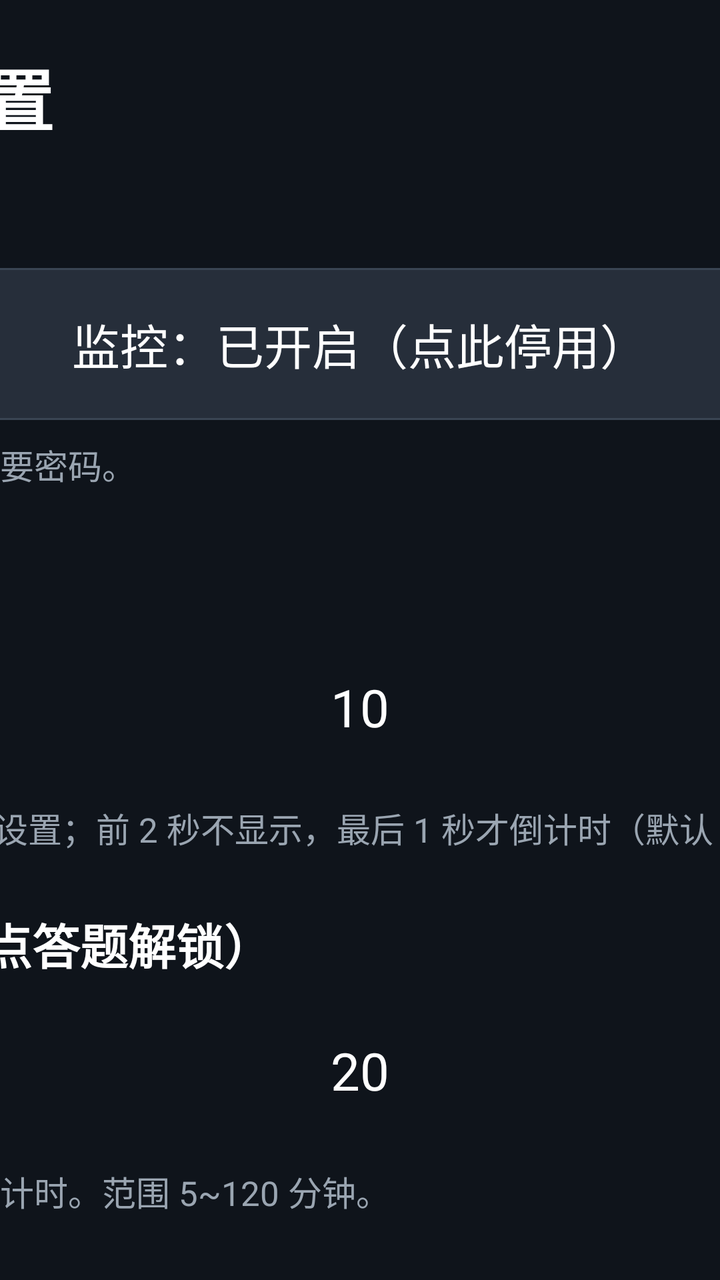
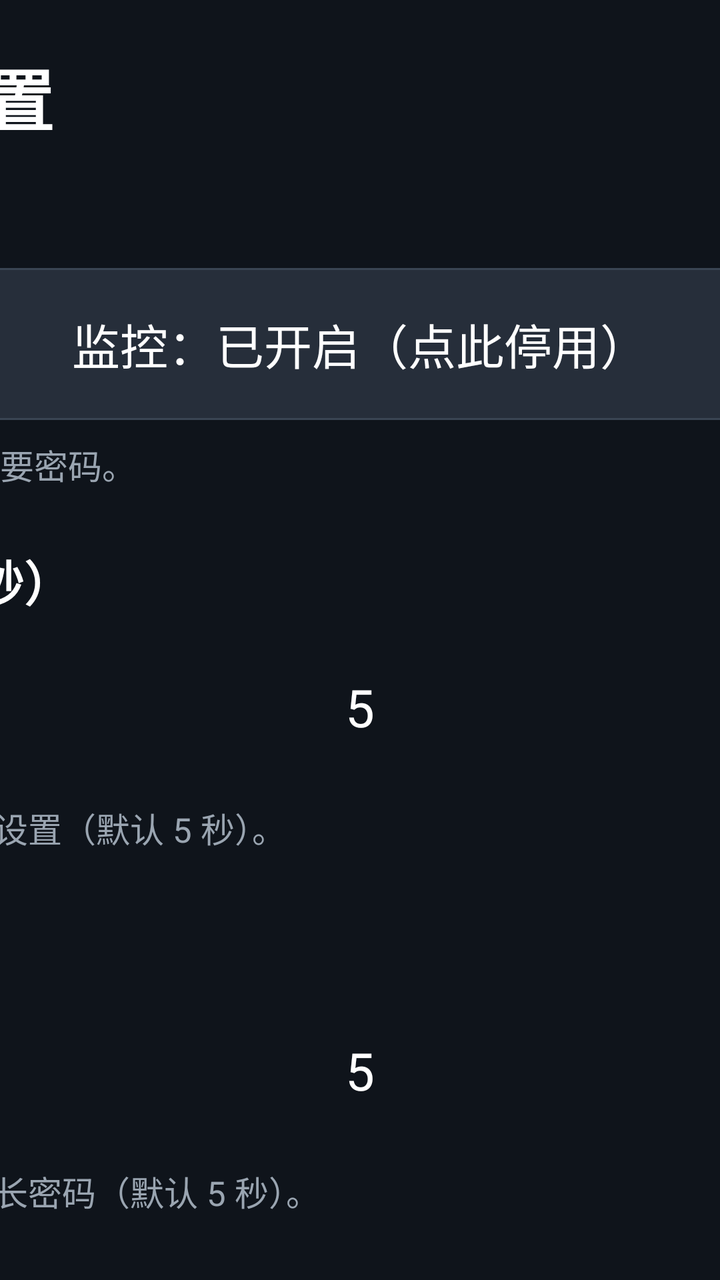

Two renders of the same Android screen: before a commit and after it. Below are the layout's source before the change and the commit's diff.
<!-- AndroidManifest.xml: application theme Theme.KidsLock -->
<!-- res/layout/activity_main.xml -->
<?xml version="1.0" encoding="utf-8"?>
<FrameLayout xmlns:android="http://schemas.android.com/apk/res/android"
    android:id="@+id/root"
    android:layout_width="match_parent"
    android:layout_height="match_parent"
    android:background="@color/bg_dark">

    <ScrollView
        android:id="@+id/scroll"
        android:layout_width="match_parent"
        android:layout_height="match_parent"
        android:fillViewport="true"
        android:scrollbars="none">

        <LinearLayout
            android:layout_width="960dp"
            android:layout_height="wrap_content"
            android:layout_gravity="center_horizontal"
            android:orientation="vertical"
            android:paddingLeft="28dp"
            android:paddingRight="28dp"
            android:paddingTop="24dp"
            android:paddingBottom="40dp">

            
            <LinearLayout
                android:layout_width="match_parent"
                android:layout_height="wrap_content"
                android:baselineAligned="true"
                android:orientation="horizontal">

                <TextView
                    android:layout_width="0dp"
                    android:layout_height="wrap_content"
                    android:layout_weight="1"
                    android:includeFontPadding="false"
                    android:text="每日壁纸 · 家长设置"
                    android:textColor="@color/text_main"
                    android:textSize="34sp"
                    android:textStyle="bold" />

                <TextView
                    android:id="@+id/tvVersion"
                    android:layout_width="wrap_content"
                    android:layout_height="wrap_content"
                    android:layout_marginLeft="16dp"
                    android:includeFontPadding="false"
                    android:text="v1.9.8"
                    android:textColor="@color/text_dim"
                    android:textSize="20sp" />
            </LinearLayout>

            <TextView style="@style/Label" android:text="监控开关" />

            <TextView
                android:id="@+id/btnEnable"
                style="@style/RowBtn"
                android:text="监控：已开启（点此停用）" />

            <TextView
                style="@style/Hint"
                android:text="关掉后不计时、不锁屏；家长设置仍要密码。" />

            
            <TextView
                style="@style/Label"
                android:text="长按 OK 键进入设置（秒）" />

            <LinearLayout style="@style/Stepper">

                <TextView
                    android:id="@+id/btnHoldMinus"
                    style="@style/StepBtn"
                    android:text="-" />

                <TextView
                    android:id="@+id/tvHoldSec"
                    style="@style/StepValue"
                    android:text="10" />

                <TextView
                    android:id="@+id/btnHoldPlus"
                    style="@style/StepBtn"
                    android:text="+" />
            </LinearLayout>

            <TextView
                style="@style/Hint"
                android:text="壁纸界面按住 OK 键这么久才进家长设置；前 2 秒不显示，最后 1 秒才倒计时（默认 3 秒）。" />

            <TextView style="@style/Label" android:text="单次连续观看（分钟，到点答题解锁）" />

            <LinearLayout style="@style/Stepper">

                <TextView
                    android:id="@+id/btnSingleMinus"
                    style="@style/StepBtn"
                    android:text="-" />

                <TextView
                    android:id="@+id/tvSingle"
                    style="@style/StepValue"
                    android:text="20" />

                <TextView
                    android:id="@+id/btnSinglePlus"
                    style="@style/StepBtn"
                    android:text="+" />
            </LinearLayout>

            <TextView
                style="@style/Hint"
                android:text="看满这个时长就弹锁屏；答对后重新计时。范围 5~120 分钟。" />

            <TextView style="@style/Label" android:text="每日累计上限（分钟，0=不限）" />

            <LinearLayout style="@style/Stepper">

                <TextView
                    android:id="@+id/btnDailyMinus"
                    style="@style/StepBtn"
                    android:text="-" />

                <TextView
                    android:id="@+id/tvDaily"
                    style="@style/StepValue"
                    android:text="0" />

                <TextView
                    android:id="@+id/btnDailyPlus"
                    style="@style/StepBtn"
                    android:text="+" />
            </LinearLayout>

            <TextView style="@style/Label" android:text="长关机重置阈值（分钟，0=不限）" />

            <LinearLayout style="@style/Stepper">

                <TextView
                    android:id="@+id/btnAwayMinus"
                    style="@style/StepBtn"
                    android:text="-" />

                <TextView
                    android:id="@+id/tvAway"
                    style="@style/StepValue"
                    android:text="30 分钟" />

                <TextView
                    android:id="@+id/btnAwayPlus"
                    style="@style/StepBtn"
                    android:text="+" />
            </LinearLayout>

            <TextView
                style="@style/Hint"
                android:text="关机不超过这个时长：计时接着走、锁屏保留；超过：本次计时清零（今日已看不减）；过零点：全部清零。0=不限。" />

            <TextView style="@style/Label" android:text="连续答对题数（答对才解锁）" />

            <LinearLayout style="@style/Stepper">

                <TextView
                    android:id="@+id/btnCorrMinus"
                    style="@style/StepBtn"
                    android:text="-" />

                <TextView
                    android:id="@+id/tvCorrect"
                    style="@style/StepValue"
                    android:text="3" />

                <TextView
                    android:id="@+id/btnCorrPlus"
                    style="@style/StepBtn"
                    android:text="+" />
            </LinearLayout>

            <TextView style="@style/Label" android:text="孩子年级" />

            <LinearLayout style="@style/Stepper">

                <TextView
                    android:id="@+id/btnLevelMinus"
                    style="@style/StepBtn"
                    android:text="-" />

                <TextView
                    android:id="@+id/tvLevel"
                    style="@style/StepValue"
                    android:text="二年级" />

                <TextView
                    android:id="@+id/btnLevelPlus"
                    style="@style/StepBtn"
                    android:text="+" />
            </LinearLayout>

            <TextView
                style="@style/Hint"
                android:text="1~9 年级；只出该年级及以下的题，不超纲。" />

            <TextView style="@style/Label" android:text="教材版本（语文/数学/英语按版本出题）" />

            <LinearLayout
                android:id="@+id/editionRow"
                android:layout_width="match_parent"
                android:layout_height="wrap_content"
                android:baselineAligned="false"
                android:orientation="horizontal" />

            <TextView style="@style/Label" android:text="启用题型（可多选）" />

            <LinearLayout
                android:id="@+id/typeGrid"
                android:layout_width="match_parent"
                android:layout_height="wrap_content"
                android:orientation="vertical" />

            <TextView style="@style/Label" android:text="题库" />

            <TextView
                android:id="@+id/tvQuizStatus"
                style="@style/Hint"
                android:text="未加载" />

            <TextView
                style="@style/Hint"
                android:text="想加自己的题：把 txt 文件拷到电视的 Download/txhlock 文件夹（U 盘或 SMB 都行），再点「重新加载题库」。一行一题：题目|答案|错误1;错误2;错误3" />

            <TextView
                android:id="@+id/btnExportQuiz"
                style="@style/RowBtn"
                android:text="导出内置题库（照着改）" />

            <TextView
                android:id="@+id/btnReloadQuiz"
                style="@style/RowBtn"
                android:layout_marginTop="10dp"
                android:text="重新加载题库" />

            <TextView
                android:id="@+id/btnClearLocal"
                style="@style/RowBtn"
                android:layout_marginTop="10dp"
                android:text="删除本地题库文件（只删本地，不动内置）" />

            <TextView style="@style/Label" android:text="局域网 SMB 题库同步（打开应用时自动更新）" />

            <TextView
                android:id="@+id/tvSmbStatus"
                style="@style/Hint"
                android:text="SMB 同步未开启" />

            <TextView
                android:id="@+id/btnSmbSetup"
                style="@style/RowBtn"
                android:text="SMB 同步设置" />

            <TextView
                android:id="@+id/btnSmbSyncNow"
                style="@style/RowBtn"
                android:layout_marginTop="10dp"
                android:text="立即更新 SMB 题库" />

            <TextView style="@style/Label" android:text="家长密码" />

            <TextView
                android:id="@+id/btnChangePin"
                style="@style/RowBtn"
                android:text="修改家长密码（默认 1234）" />

            <TextView style="@style/Label" android:text="防绕过 / 锁屏方式" />

            <TextView
                android:id="@+id/btnBootLock"
                style="@style/RowBtn"
                android:text="开机先答题：开（点此关闭）" />

            <TextView
                style="@style/Hint"
                android:text="开：每次真正开机/重启都先答题；关：沿用重启前状态（已锁仍锁，没锁就接着上次计时）。关机超过「长关机」时长会按长关机规则清零。" />

            <TextView
                android:id="@+id/btnOverlay"
                style="@style/RowBtn"
                android:layout_marginTop="10dp"
                android:text="悬浮层：检查中…" />

            <TextView
                android:id="@+id/tvHomeStatus"
                style="@style/Hint"
                android:text="系统桌面：未做任何修改" />

            <TextView
                android:id="@+id/btnAcc"
                style="@style/RowBtn"
                android:text="去系统里打开无障碍（当前：未开启）" />

            <TextView
                android:id="@+id/tvAccStatus"
                style="@style/Hint"
                android:text="正在检测无障碍保活状态…" />

            <TextView
                android:id="@+id/tvAccState"
                style="@style/Hint"
                android:text="无障碍：正在检测…" />

            <TextView
                style="@style/Hint"
                android:text="更新/覆盖安装后，小米电视可能会自动关掉无障碍；更新完回来看到「未开启」，点上面的按钮重开一次即可。" />

            <TextView
                style="@style/Hint"
                android:text="「自启动」需要手动去系统设置里打开；如果已开启，下面只显示绿色状态，不用点。" />

            <TextView
                android:id="@+id/btnSysSettings"
                style="@style/RowBtn"
                android:text="自启动：检测中…" />

            <TextView
                android:id="@+id/btnHomeSetup"
                style="@style/RowBtn"
                android:layout_marginTop="10dp"
                android:text="还原并卸载（恢复小米桌面）" />

            <TextView style="@style/Label" android:text="帮助与诊断" />

            <TextView
                android:id="@+id/tvHelp"
                style="@style/Hint"
                android:text="正在读取状态…" />

            <TextView
                android:id="@+id/btnFixAcc"
                style="@style/RowBtn"
                android:text="主页键拦截失效？点此修复" />

            <TextView
                android:id="@+id/btnTestLock"
                style="@style/RowBtn"
                android:layout_marginTop="26dp"
                android:background="@drawable/bg_primary"
                android:text="立即锁定测试" />
        </LinearLayout>
    </ScrollView>

    <FrameLayout
        android:id="@+id/gateLayer"
        android:layout_width="match_parent"
        android:layout_height="match_parent"
        android:visibility="gone" />
</FrameLayout>
<!-- resources referenced by this layout -->
<resources>
  <color name="bg_dark">#0F141B</color>
  <color name="text_dim">#9AA5B1</color>
  <color name="text_main">#FFFFFF</color>
  <!-- drawable bg_primary (drawable) -->
  <?xml version="1.0" encoding="utf-8"?>
  <selector xmlns:android="http://schemas.android.com/apk/res/android">
      <item android:state_focused="true"><shape android:shape="rectangle"><solid android:color="@color/accent" /><stroke android:width="3dp" android:color="#FFFFFF" /><corners android:radius="14dp" /></shape></item>
      <item android:state_pressed="true"><shape android:shape="rectangle"><solid android:color="@color/accent_deep" /><corners android:radius="14dp" /></shape></item>
      <item><shape android:shape="rectangle"><solid android:color="@color/accent" /><corners android:radius="14dp" /></shape></item>
  </selector>
  <style name="Hint">
          <item name="android:layout_width">match_parent</item>
          <item name="android:layout_height">wrap_content</item>
          <item name="android:layout_marginTop">10dp</item>
          <item name="android:layout_marginBottom">10dp</item>
          <item name="android:textColor">@color/text_dim</item>
          <item name="android:textSize">17sp</item>
          <item name="android:lineSpacingExtra">6dp</item>
          <item name="android:includeFontPadding">false</item>
      </style>
  <style name="Label">
          <item name="android:layout_width">match_parent</item>
          <item name="android:layout_height">wrap_content</item>
          <item name="android:layout_marginTop">18dp</item>
          <item name="android:layout_marginBottom">8dp</item>
          <item name="android:textColor">@color/text_main</item>
          <item name="android:textSize">24sp</item>
          <item name="android:textStyle">bold</item>
      </style>
  <style name="RowBtn">
          <item name="android:textAllCaps">false</item>
          <item name="android:layout_width">match_parent</item>
          <item name="android:layout_height">76dp</item>
          <item name="android:background">@drawable/bg_option</item>
          <item name="android:gravity">center</item>
          <item name="android:paddingLeft">12dp</item>
          <item name="android:paddingRight">12dp</item>
          <item name="android:textColor">@color/text_main</item>
          <item name="android:textSize">24sp</item>
      </style>
  <style name="StepBtn">
          <item name="android:textAllCaps">false</item>
          <item name="android:layout_width">120dp</item>
          <item name="android:layout_height">76dp</item>
          <item name="android:background">@drawable/bg_option</item>
          <item name="android:gravity">center</item>
          <item name="android:textColor">@color/text_main</item>
          <item name="android:textSize">26sp</item>
      </style>
  <style name="StepValue">
          <item name="android:layout_width">0dp</item>
          <item name="android:layout_height">76dp</item>
          <item name="android:layout_weight">1</item>
          <item name="android:gravity">center</item>
          <item name="android:textColor">@color/text_main</item>
          <item name="android:textSize">26sp</item>
      </style>
  <style name="Stepper">
          <item name="android:layout_width">match_parent</item>
          <item name="android:layout_height">wrap_content</item>
          <item name="android:orientation">horizontal</item>
      </style>
  <style name="Theme.KidsLock" parent="android:Theme.Holo.NoActionBar">
          <item name="android:windowBackground">@color/bg_dark</item>
          <item name="android:windowNoTitle">true</item>
          <item name="android:windowActionBar">false</item>
          <item name="android:windowContentOverlay">@null</item>
          <item name="android:colorBackground">@color/bg_dark</item>
          <item name="android:fontFamily">sans-serif</item>
      </style>
  <color name="accent">#1E5AF0</color>
  <color name="accent_deep">#1746C4</color>
  <color name="option_bg">#262E3A</color>
  <!-- unchanged entries left out for length: 1 -->
</resources>

<!-- the commit's change to res/layout/activity_main.xml (unified diff, before → after) -->
@@ -64,7 +64,7 @@
             
             <TextView
                 style="@style/Label"
-                android:text="长按 OK 键进入设置（秒）" />
+                android:text="壁纸页长按 OK 进验证（秒）" />
 
             <LinearLayout style="@style/Stepper">
 
@@ -76,7 +76,7 @@
                 <TextView
                     android:id="@+id/tvHoldSec"
                     style="@style/StepValue"
-                    android:text="10" />
+                    android:text="5" />
 
                 <TextView
                     android:id="@+id/btnHoldPlus"
@@ -86,7 +86,31 @@
 
             <TextView
                 style="@style/Hint"
-                android:text="壁纸界面按住 OK 键这么久才进家长设置；前 2 秒不显示，最后 1 秒才倒计时（默认 3 秒）。" />
+                android:text="壁纸界面按住 OK 键这么久才进家长设置（默认 5 秒）。" />
+
+            <TextView style="@style/Label" android:text="锁屏页长按 OK 解锁（秒）" />
+
+            <LinearLayout style="@style/Stepper">
+
+                <TextView
+                    android:id="@+id/btnUnlockMinus"
+                    style="@style/StepBtn"
+                    android:text="-" />
+
+                <TextView
+                    android:id="@+id/tvUnlockSec"
+                    style="@style/StepValue"
+                    android:text="5" />
+
+                <TextView
+                    android:id="@+id/btnUnlockPlus"
+                    style="@style/StepBtn"
+                    android:text="+" />
+            </LinearLayout>
+
+            <TextView
+                style="@style/Hint"
+                android:text="锁屏答题页按住 OK 键这么久呼出家长密码（默认 5 秒）。" />
 
             <TextView style="@style/Label" android:text="单次连续观看（分钟，到点答题解锁）" />
 
